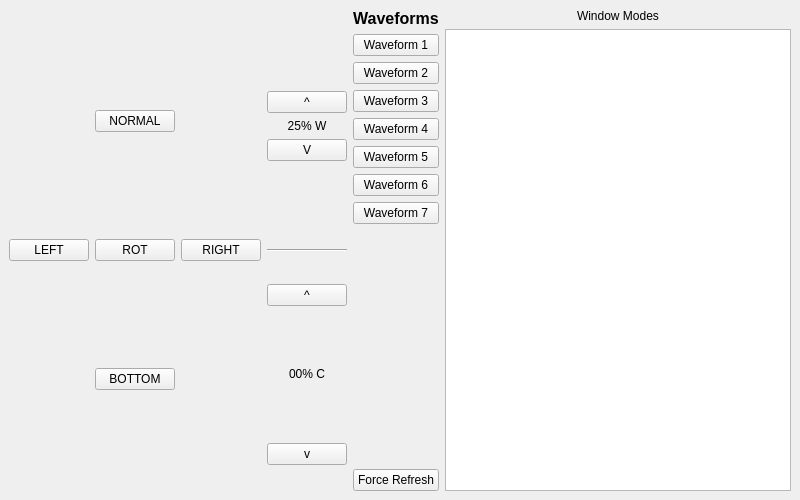
atom-skillz/pinenote-display-settings, file prototype-mk1.ui: the form before one commit.
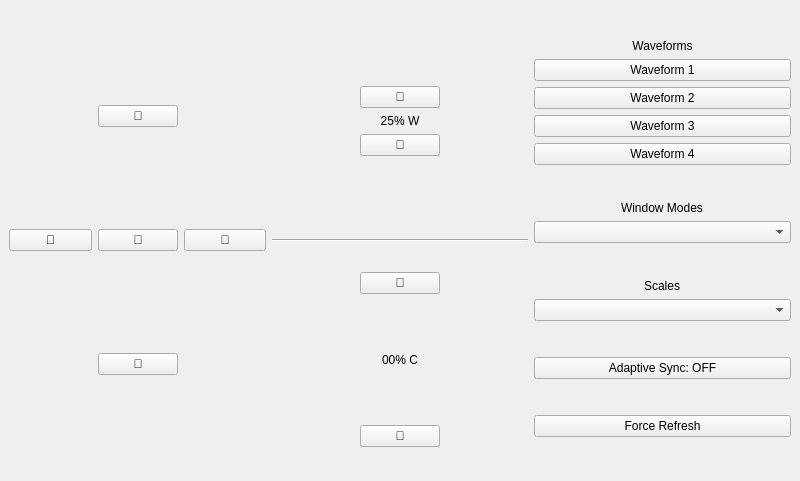
The form after the commit.

What changed in the file:
```diff
--- a/prototype-mk1.ui
+++ b/prototype-mk1.ui
@@ -7,7 +7,7 @@
     <x>0</x>
     <y>0</y>
     <width>800</width>
-    <height>500</height>
+    <height>481</height>
    </rect>
   </property>
   <property name="windowTitle">
@@ -24,37 +24,49 @@
     <item>
      <layout class="QGridLayout" name="gridLayout">
       <item row="0" column="1">
-       <widget class="QPushButton" name="pushButton">
+       <widget class="QPushButton" name="pbRotation0">
+        <property name="autoFillBackground">
+         <bool>false</bool>
+        </property>
         <property name="text">
-         <string>NORMAL</string>
+         <string>󰢆</string>
+        </property>
+        <property name="flat">
+         <bool>false</bool>
         </property>
        </widget>
       </item>
       <item row="2" column="1">
        <widget class="QPushButton" name="pushButton_2">
         <property name="text">
-         <string>BOTTOM</string>
+         <string>󱦙</string>
         </property>
        </widget>
       </item>
       <item row="1" column="2">
        <widget class="QPushButton" name="pushButton_4">
         <property name="text">
-         <string>RIGHT</string>
+         <string>󰑨</string>
         </property>
        </widget>
       </item>
       <item row="1" column="1">
-       <widget class="QPushButton" name="pushButton_3">
+       <widget class="QPushButton" name="pbToggleAutoRot">
+        <property name="sizePolicy">
+         <sizepolicy hsizetype="Fixed" vsizetype="Fixed">
+          <horstretch>0</horstretch>
+          <verstretch>0</verstretch>
+         </sizepolicy>
+        </property>
         <property name="text">
-         <string>ROT</string>
+         <string>󰑸</string>
         </property>
        </widget>
       </item>
       <item row="1" column="0">
        <widget class="QPushButton" name="pushButton_5">
         <property name="text">
-         <string>LEFT</string>
+         <string>󰑦</string>
         </property>
        </widget>
       </item>
@@ -76,7 +88,7 @@
            </sizepolicy>
           </property>
           <property name="text">
-           <string>^</string>
+           <string></string>
           </property>
          </widget>
         </item>
@@ -105,7 +117,7 @@
            </sizepolicy>
           </property>
           <property name="text">
-           <string>V</string>
+           <string></string>
           </property>
          </widget>
         </item>
@@ -129,7 +141,7 @@
            </sizepolicy>
           </property>
           <property name="text">
-           <string>^</string>
+           <string></string>
           </property>
          </widget>
         </item>
@@ -155,7 +167,7 @@
            </sizepolicy>
           </property>
           <property name="text">
-           <string>v</string>
+           <string></string>
           </property>
          </widget>
         </item>
@@ -164,9 +176,11 @@
      </layout>
     </item>
     <item>
-     <layout class="QVBoxLayout" name="verticalLayout_4">
+     <layout class="QVBoxLayout" name="lyOthers">
+      <item>
+       <layout class="QVBoxLayout" name="lyWaveforms">
       <item alignment="Qt::AlignmentFlag::AlignHCenter">
-       <widget class="QLabel" name="label_3">
+         <widget class="QLabel" name="lbWaveforms">
         <property name="sizePolicy">
          <sizepolicy hsizetype="Fixed" vsizetype="Fixed">
           <horstretch>0</horstretch>
@@ -175,8 +189,8 @@
         </property>
         <property name="font">
          <font>
-          <pointsize>12</pointsize>
-          <bold>true</bold>
+            <pointsize>9</pointsize>
+            <bold>false</bold>
          </font>
         </property>
         <property name="text">
@@ -188,78 +202,37 @@
        </widget>
       </item>
       <item>
-       <widget class="QPushButton" name="pushButton_10">
+         <widget class="QPushButton" name="pbWaveform1">
         <property name="text">
          <string>Waveform 1</string>
         </property>
        </widget>
       </item>
       <item>
-       <widget class="QPushButton" name="pushButton_11">
+         <widget class="QPushButton" name="pbWaveform2">
         <property name="text">
          <string>Waveform 2</string>
         </property>
        </widget>
       </item>
       <item>
-       <widget class="QPushButton" name="pushButton_12">
+         <widget class="QPushButton" name="pbWaveform3">
         <property name="text">
          <string>Waveform 3</string>
         </property>
        </widget>
       </item>
       <item>
-       <widget class="QPushButton" name="pushButton_13">
+         <widget class="QPushButton" name="pbWaveform4">
         <property name="text">
          <string>Waveform 4</string>
         </property>
        </widget>
       </item>
-      <item>
-       <widget class="QPushButton" name="pushButton_14">
-        <property name="text">
-         <string>Waveform 5</string>
-        </property>
-       </widget>
-      </item>
-      <item>
-       <widget class="QPushButton" name="pushButton_15">
-        <property name="text">
-         <string>Waveform 6</string>
-        </property>
-       </widget>
-      </item>
-      <item>
-       <widget class="QPushButton" name="pushButton_16">
-        <property name="text">
-         <string>Waveform 7</string>
-        </property>
-       </widget>
-      </item>
-      <item>
-       <spacer name="verticalSpacer">
-        <property name="orientation">
-         <enum>Qt::Orientation::Vertical</enum>
-        </property>
-        <property name="sizeHint" stdset="0">
-         <size>
-          <width>20</width>
-          <height>40</height>
-         </size>
-        </property>
-       </spacer>
-      </item>
-      <item>
-       <widget class="QPushButton" name="pushButton_17">
-        <property name="text">
-         <string>Force Refresh</string>
-        </property>
-       </widget>
-      </item>
      </layout>
     </item>
     <item>
-     <layout class="QVBoxLayout" name="verticalLayout_5">
+       <layout class="QVBoxLayout" name="lyWindowModes">
       <item alignment="Qt::AlignmentFlag::AlignHCenter">
        <widget class="QLabel" name="label_4">
         <property name="sizePolicy">
@@ -274,7 +247,43 @@
        </widget>
       </item>
       <item>
-       <widget class="QListWidget" name="listWidget"/>
+         <widget class="QComboBox" name="cbWindowModes"/>
+        </item>
+       </layout>
+      </item>
+      <item>
+       <layout class="QVBoxLayout" name="lyScale">
+        <item alignment="Qt::AlignmentFlag::AlignHCenter">
+         <widget class="QLabel" name="lbScale">
+          <property name="sizePolicy">
+           <sizepolicy hsizetype="Fixed" vsizetype="Fixed">
+            <horstretch>0</horstretch>
+            <verstretch>0</verstretch>
+           </sizepolicy>
+          </property>
+          <property name="text">
+           <string>Scales</string>
+          </property>
+         </widget>
+        </item>
+        <item>
+         <widget class="QComboBox" name="cbScaleList"/>
+        </item>
+       </layout>
+      </item>
+      <item>
+       <widget class="QPushButton" name="pushAdaptiveSync">
+        <property name="text">
+         <string>Adaptive Sync: OFF</string>
+        </property>
+       </widget>
+      </item>
+      <item>
+       <widget class="QPushButton" name="pushFRefresh">
+        <property name="text">
+         <string>Force Refresh</string>
+        </property>
+       </widget>
       </item>
      </layout>
     </item>
```
Left out of the diff: 32 changed lines with no effect on the pictures. Lines whose indentation alone changed are shown as unchanged.
